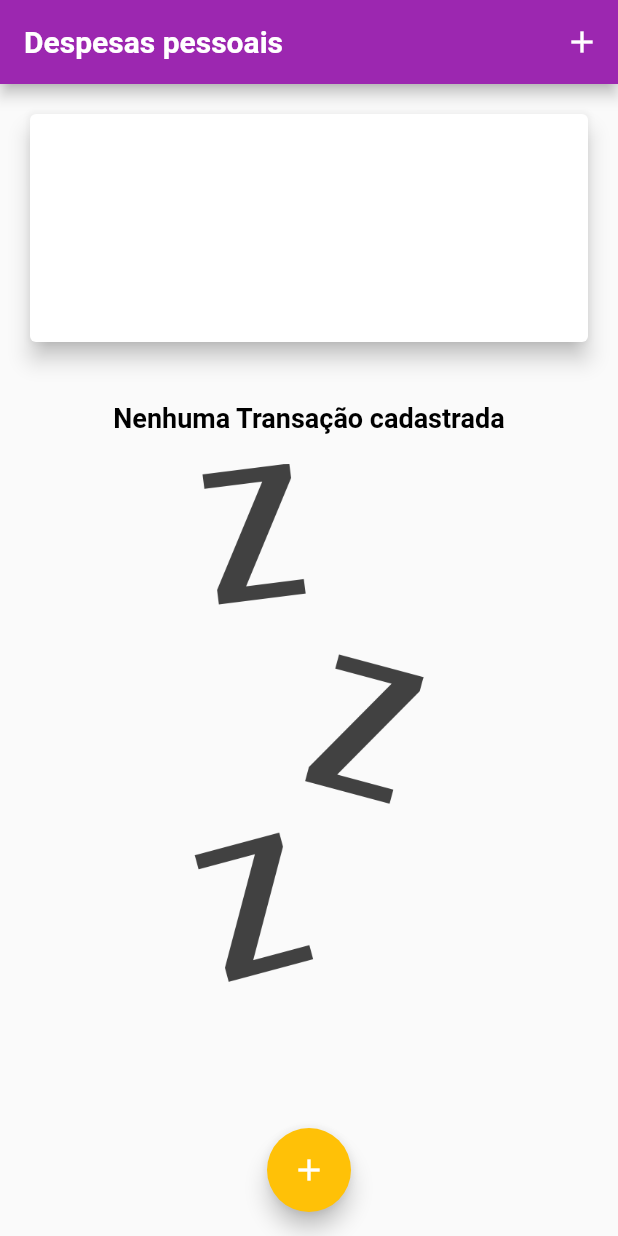
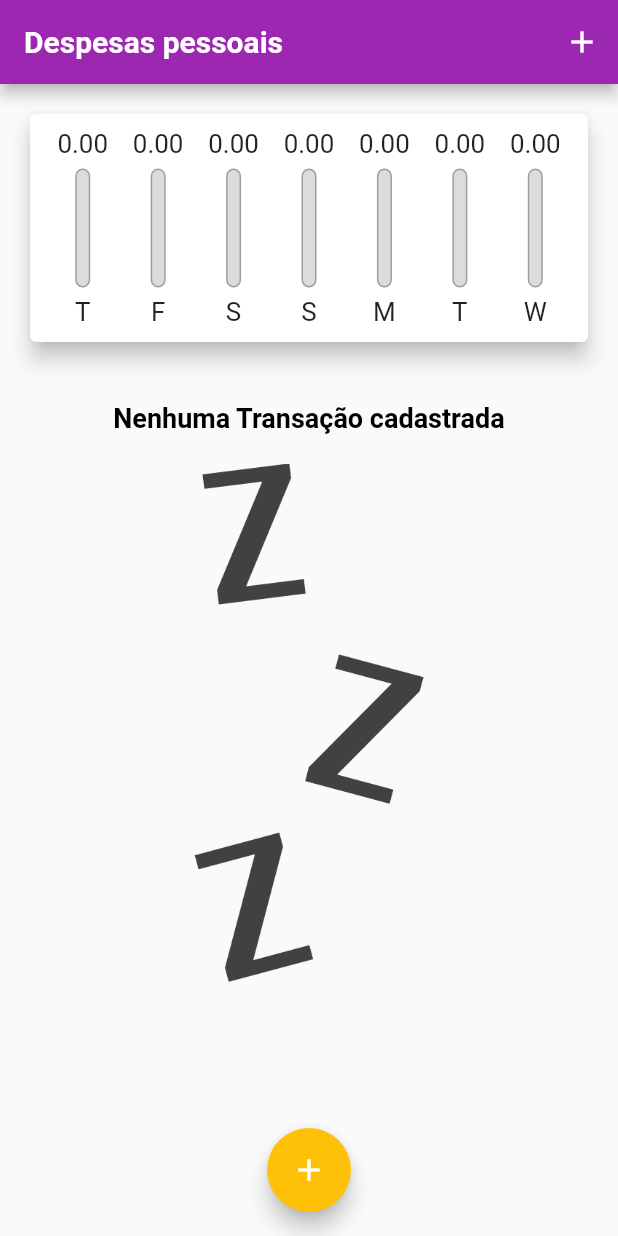
Before and after one commit to ThiagoTorres1/Expenses, a Flutter app: the screen it shows after launch, on a phone screen of 412 x 824 dp. Run offline on Flutter 3.47's test engine with Material 2 defaults, Android fonts, the phone set to English and light mode, and no system bars.

Commit message:
add the chartbar

```diff
--- a/lib/components/chart.dart
+++ b/lib/components/chart.dart
@@ -1,7 +1,41 @@
+import 'package:expenses/components/chart_bar.dart';
+import 'package:expenses/models/transaction.dart';
 import 'package:flutter/material.dart';
+import 'package:intl/intl.dart';
 
 class Chart extends StatelessWidget {
-  const Chart({Key? key}) : super(key: key);
+  final List<Transaction> recentTransaction;
+  const Chart({Key? key, required this.recentTransaction}) : super(key: key);
+
+  List<Map<String, Object>> get groupedTransactions {
+    return List.generate(7, (index) {
+      final weekDay = DateTime.now().subtract(
+        Duration(days: index),
+      );
+      double totalSum = 0.0;
+
+      for (var i = 0; i < recentTransaction.length; i++) {
+        bool sameDay = recentTransaction[i].date.day == weekDay.day;
+        bool sameMonth = recentTransaction[i].date.month == weekDay.month;
+        bool sameYear = recentTransaction[i].date.year == weekDay.year;
+
+        if (sameDay && sameMonth && sameYear) {
+          totalSum += recentTransaction[i].value;
+        }
+      }
+
+      return {
+        'day': DateFormat.E().format(weekDay)[0],
+        'value': totalSum,
+      };
+    }).reversed.toList();
+  }
+
+  double get _weekTotalValue {
+    return groupedTransactions.fold(0.0, (sum, tr) {
+      return sum + (tr['value'] as double);
+    });
+  }
 
   @override
   Widget build(BuildContext context) {
@@ -11,7 +45,19 @@ class Chart extends StatelessWidget {
       child: Padding(
         padding: const EdgeInsets.all(10),
         child: Row(
-          children: [],
+          mainAxisAlignment: MainAxisAlignment.spaceAround,
+          children: groupedTransactions.map((tr) {
+            return Flexible(
+              fit: FlexFit.tight,
+              child: ChartBar(
+                label: tr['day'].toString(),
+                value: tr['value'] as double,
+                percentage: _weekTotalValue == 0
+                    ? 0
+                    : (tr['value'] as double) / _weekTotalValue,
+              ),
+            );
+          }).toList(),
         ),
       ),
     );
--- /dev/null
+++ b/lib/components/chart_bar.dart
@@ -0,0 +1,69 @@
+import 'package:flutter/material.dart';
+import 'package:flutter/rendering.dart';
+
+class ChartBar extends StatelessWidget {
+  final String? label;
+  final double? value;
+  final double? percentage;
+  const ChartBar({Key? key, this.label, this.value, this.percentage})
+      : super(key: key);
+
+  @override
+  Widget build(BuildContext context) {
+    return LayoutBuilder(
+        builder: (BuildContext context, BoxConstraints constraints) {
+      return Column(
+        children: [
+          Container(
+            height: constraints.maxHeight * 0.15,
+            child: FittedBox(
+              child: Text(
+                '${value?.toStringAsFixed(2)}',
+              ),
+            ),
+          ),
+          SizedBox(
+            height: constraints.maxHeight * 0.05,
+          ),
+          Container(
+            height: constraints.maxHeight * 0.6,
+            width: 10,
+            child: Stack(
+              alignment: Alignment.center,
+              children: [
+                Container(
+                  decoration: BoxDecoration(
+                    border: Border.all(
+                      color: Colors.grey,
+                      width: 1.0,
+                    ),
+                    color: const Color.fromRGBO(220, 220, 220, 1),
+                    borderRadius: BorderRadius.circular(5),
+                  ),
+                ),
+                FractionallySizedBox(
+                  heightFactor: percentage,
+                  child: Container(
+                    decoration: BoxDecoration(
+                      color: Theme.of(context).colorScheme.primary,
+                      borderRadius: BorderRadius.circular(5),
+                    ),
+                  ),
+                ),
+              ],
+            ),
+          ),
+          SizedBox(
+            height: constraints.maxHeight * 0.05,
+          ),
+          Container(
+            height: constraints.maxHeight * 0.15,
+            child: FittedBox(
+              child: Text(label!),
+            ),
+          ),
+        ],
+      );
+    });
+  }
+}
--- a/lib/main.dart
+++ b/lib/main.dart
@@ -60,7 +60,11 @@ class _MyHomePageState extends State<MyHomePage> {
 
   List<Transaction> get _recentTransaction {
     return _transaction.where((tr) {
-      return tr.date.isAfter(DateTime.now().subtract(const Duration(days: 7)));
+      return tr.date.isAfter(
+        DateTime.now().subtract(
+          const Duration(days: 7),
+        ),
+      );
     }).toList();
   }
 
@@ -116,7 +120,7 @@ class _MyHomePageState extends State<MyHomePage> {
           children: [
             Container(
               height: availableHeight * 0.25,
-              child: Chart(),
+              child: Chart(recentTransaction: _recentTransaction),
             ),
             Container(
               height: availableHeight * 0.75,
```
